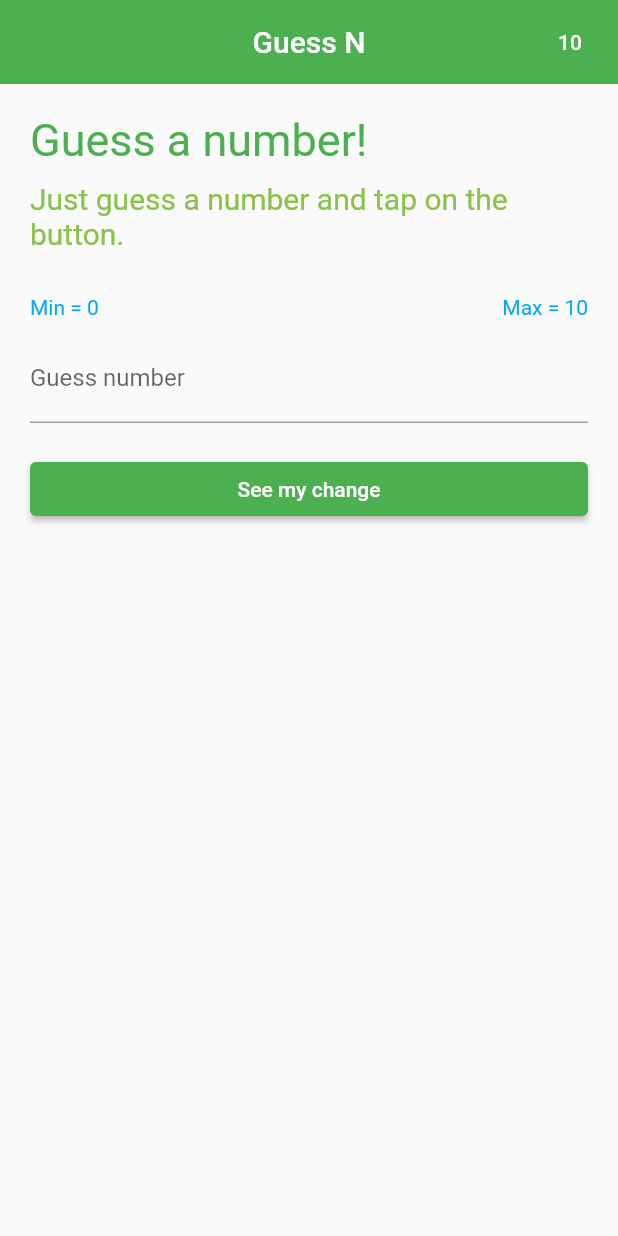
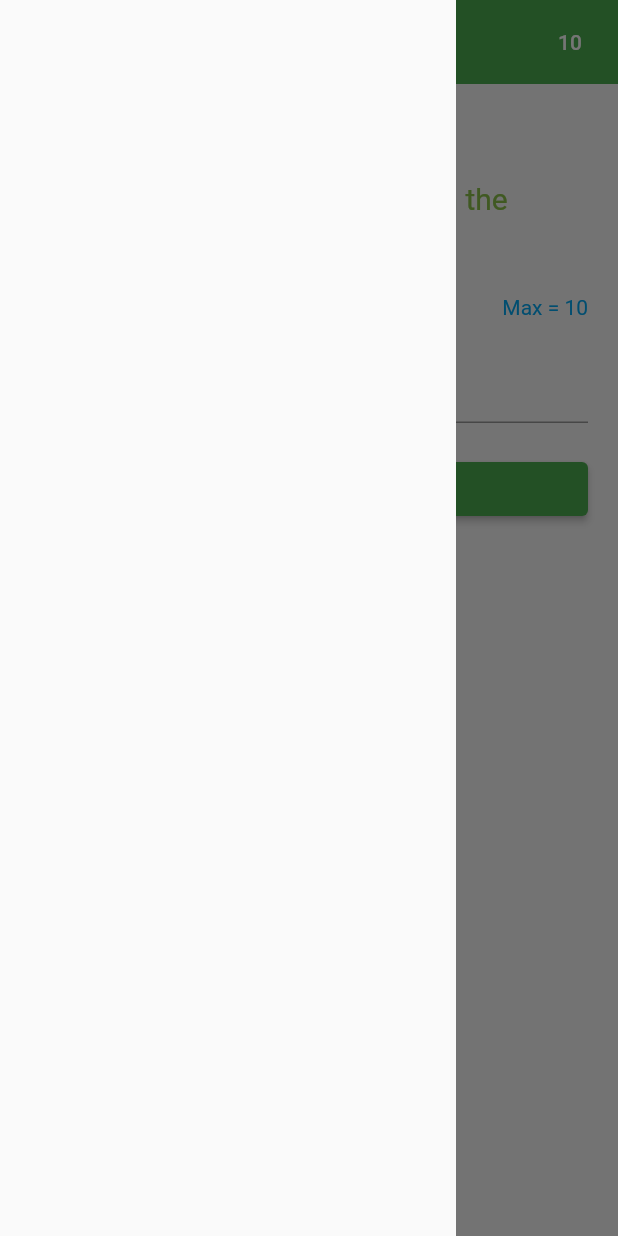
Before and after one commit to BlackIQ/neuss, a Flutter app: the screen it shows after launch, with the side drawer open (before the commit the screen has no drawer), on a phone screen of 412 x 824 dp. Run offline on Flutter 3.47's test engine with Material 2 defaults, Android fonts, the phone set to English and light mode, and no system bars; our stand-ins replace google_fonts; Roboto replaces fonts that are missing (Itim).

```diff
--- a/lib/app/screens/home.dart
+++ b/lib/app/screens/home.dart
@@ -165,6 +165,9 @@ class _HomeScreenState extends State<HomeScreen> {
         elevation: 0,
         centerTitle: true,
       ),
+      drawer: const Drawer(
+        elevation: 0,
+      ),
       body: SingleChildScrollView(
         padding: const EdgeInsets.all(20),
         child: Column(
```
